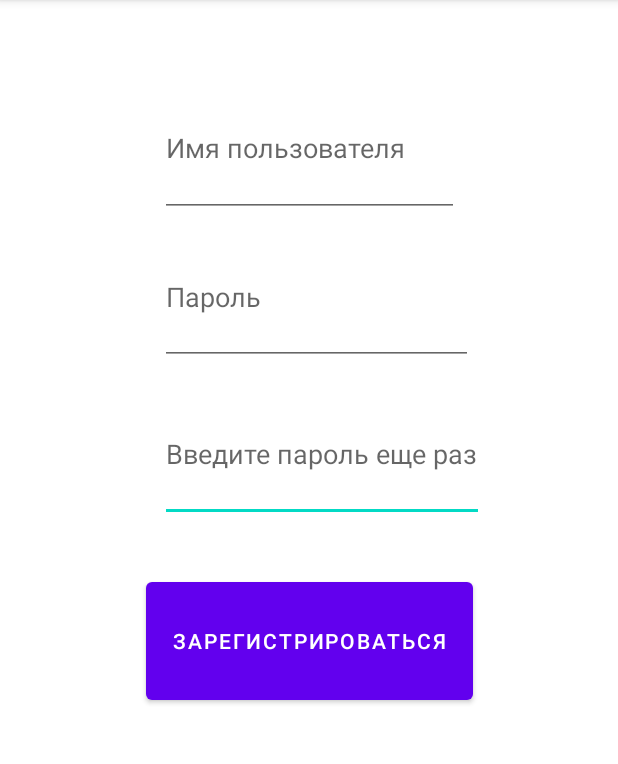
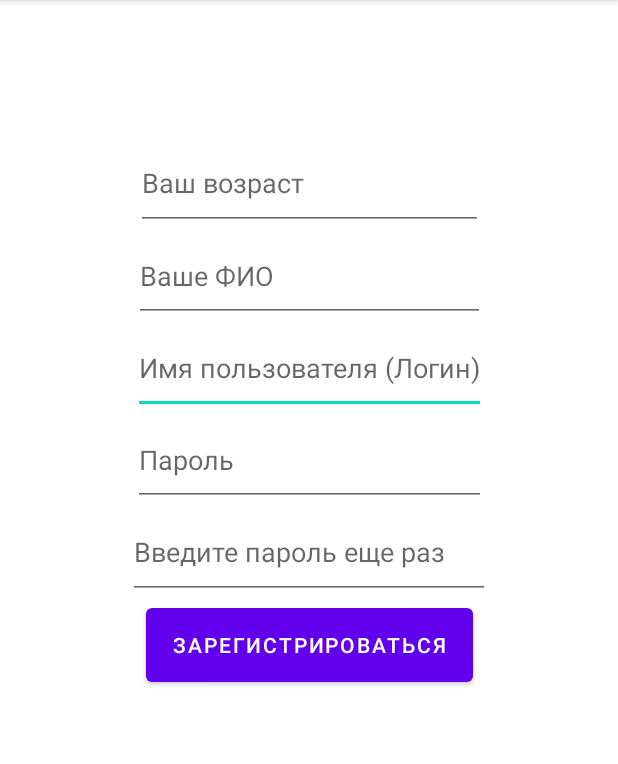
Before and after one commit to den1source/Application-for-booking-products, an Android app: the Registration screen opened directly, with no data from a screen before it, on a phone screen of 412 x 824 dp, the part 84-848 px from its top. Run offline under Robolectric (Android 15) with nearby library versions, the phone set to English and light mode, and no system bars.

Commit message:
add_start_activity

```diff
--- a/appbooking/app/src/main/java/ru/samsung/appbooking/Registration.java
+++ b/appbooking/app/src/main/java/ru/samsung/appbooking/Registration.java
@@ -12,7 +12,7 @@ import androidx.appcompat.app.AppCompatActivity;
 
 public class Registration extends AppCompatActivity {
 
-    TextView log, password;
+    TextView name, year, log, password, password_first, result_out;
     Button button;
 
     @SuppressLint("MissingInflatedId")
@@ -20,22 +20,35 @@ public class Registration extends AppCompatActivity {
     protected void onCreate(Bundle savedInstanceState) {
         super.onCreate(savedInstanceState);
         setContentView(R.layout.registration);
+        name=findViewById(R.id.editTextName);
+        year=findViewById(R.id.editTextNumber);
         button = findViewById(R.id.registration_butt);
         log = findViewById(R.id.reg_user);
         password = findViewById(R.id.reg_password);
+        password_first=findViewById(R.id.password);
+
+        result_out=findViewById(R.id.result_TEXT);
+
         View.OnClickListener listener = new View.OnClickListener() {
 
             @Override
             public void onClick(View v) {
-                if (password.length() != 0 && log.length() != 0) {
-                    Intent intent = new Intent(Registration.this, MainActivity.class);
-                    intent.putExtra("password", password.getText().toString());
-                    intent.putExtra("log", log.getText().toString());
-                    setResult(RESULT_OK, intent);
-                    finish();
+                if (password.length() != 0 && log.length() != 0 && name.length()!=0 && year.length()!=0) {
+                    if(password.equals(password_first)){
+                        result_out.setText("");
+                        Intent intent = new Intent(Registration.this, MainActivity.class);
+                        intent.putExtra("password", password.getText().toString());
+                        intent.putExtra("log", log.getText().toString());
+                        setResult(RESULT_OK, intent);
+                        finish();
+                    }
+                    else {
+                        result_out.setText("Пароли не совпадают!");
+                        result_out.setTextColor(Color.BLACK);
+                    }
                 } else {
-                    //result.setText("Заполните поля!");
-                    //result.setTextColor(Color.RED);
+                    result_out.setText("Заполните поля!");
+                    result_out.setTextColor(Color.RED);
                 }
             }
         };
--- /dev/null
+++ b/appbooking/app/src/main/java/ru/samsung/appbooking/add_data_for_registration.java
@@ -0,0 +1,4 @@
+package ru.samsung.appbooking;
+
+public class add_data_for_registration {
+}
--- /dev/null
+++ b/appbooking/app/src/main/java/ru/samsung/appbooking/check_data_for_enter_to_app.java
@@ -0,0 +1,4 @@
+package ru.samsung.appbooking;
+
+public class check_data_for_enter_to_app {
+}
--- a/appbooking/app/src/main/res/layout/registration.xml
+++ b/appbooking/app/src/main/res/layout/registration.xml
@@ -4,50 +4,108 @@
     xmlns:tools="http://schemas.android.com/tools"
     android:layout_width="match_parent"
     android:layout_height="match_parent"
-    tools:context=".MainActivity">
-
-    <EditText
-        android:id="@+id/reg_password_enter"
-        android:layout_width="216dp"
-        android:layout_height="0dp"
-        android:layout_marginBottom="33dp"
-        android:hint="Введите пароль еще раз"
-        app:layout_constraintBottom_toTopOf="@+id/registration_butt"
-        app:layout_constraintStart_toStartOf="@+id/reg_password"
-        app:layout_constraintTop_toBottomOf="@+id/reg_password" />
-
-    <EditText
-        android:id="@+id/reg_user"
-        android:layout_width="199dp"
-        android:layout_height="0dp"
-        android:layout_marginTop="53dp"
-        android:layout_marginBottom="8dp"
-        android:hint="Имя пользователя"
-        app:layout_constraintBottom_toTopOf="@+id/reg_password"
-        app:layout_constraintEnd_toEndOf="parent"
-        app:layout_constraintStart_toStartOf="parent"
-        app:layout_constraintTop_toTopOf="parent" />
-
-    <EditText
-        android:id="@+id/reg_password"
-        android:layout_width="0dp"
-        android:layout_height="0dp"
-        android:layout_marginBottom="14dp"
-        android:hint="Пароль"
-        app:layout_constraintBottom_toTopOf="@+id/reg_password_enter"
-        app:layout_constraintEnd_toEndOf="@+id/registration_butt"
-        app:layout_constraintStart_toStartOf="@+id/reg_user"
-        app:layout_constraintTop_toBottomOf="@+id/reg_user" />
+    tools:context=".MainActivity"
+    tools:layout_editor_absoluteX="6dp"
+    tools:layout_editor_absoluteY="72dp">
 
     <Button
         android:id="@+id/registration_butt"
         android:layout_width="218dp"
         android:layout_height="0dp"
-        android:layout_marginBottom="295dp"
+        android:layout_marginBottom="307dp"
         android:text="Зарегистрироваться"
         app:layout_constraintBottom_toBottomOf="parent"
         app:layout_constraintEnd_toEndOf="parent"
+        app:layout_constraintHorizontal_bias="0.5"
+        app:layout_constraintStart_toEndOf="@+id/result_TEXT"
         app:layout_constraintStart_toStartOf="parent"
         app:layout_constraintTop_toBottomOf="@+id/reg_password_enter"
         tools:ignore="TouchTargetSizeCheck" />
+
+    <TextView
+        android:id="@+id/result_TEXT"
+        android:layout_width="229dp"
+        android:layout_height="0dp"
+        android:layout_marginTop="30dp"
+        app:layout_constraintBottom_toTopOf="@+id/editTextNumber"
+        app:layout_constraintEnd_toEndOf="parent"
+        app:layout_constraintHorizontal_bias="0.5"
+        app:layout_constraintStart_toEndOf="@+id/editTextNumber"
+        app:layout_constraintStart_toStartOf="parent"
+        app:layout_constraintTop_toTopOf="parent" />
+
+    <EditText
+        android:id="@+id/reg_user"
+        android:layout_width="235dp"
+        android:layout_height="0dp"
+        android:hint="Имя пользователя (Логин)"
+        app:layout_constraintBottom_toTopOf="@+id/reg_password"
+        app:layout_constraintEnd_toEndOf="parent"
+        app:layout_constraintHorizontal_bias="0.5"
+        app:layout_constraintStart_toEndOf="@+id/reg_password_enter"
+        app:layout_constraintStart_toStartOf="parent"
+        app:layout_constraintTop_toBottomOf="@+id/editTextName" />
+
+    <EditText
+        android:id="@+id/reg_password"
+        android:layout_width="235dp"
+        android:layout_height="0dp"
+        android:ems="10"
+        android:hint="Пароль"
+        android:inputType="textPassword"
+        app:layout_constraintBottom_toTopOf="@+id/reg_password_enter"
+        app:layout_constraintEnd_toEndOf="parent"
+        app:layout_constraintHorizontal_bias="0.5"
+        app:layout_constraintStart_toEndOf="@+id/reg_user"
+        app:layout_constraintStart_toStartOf="parent"
+        app:layout_constraintTop_toBottomOf="@+id/reg_user" />
+
+    <EditText
+        android:id="@+id/reg_password_enter"
+        android:layout_width="241dp"
+        android:layout_height="0dp"
+        android:ems="10"
+        android:hint="Введите пароль еще раз"
+        android:inputType="textPassword"
+        app:layout_constraintBottom_toTopOf="@+id/registration_butt"
+        app:layout_constraintEnd_toEndOf="parent"
+        app:layout_constraintHorizontal_bias="0.5"
+        app:layout_constraintStart_toStartOf="parent"
+        app:layout_constraintTop_toBottomOf="@+id/reg_password" />
+
+    <androidx.constraintlayout.widget.Guideline
+        android:id="@+id/guideline"
+        android:layout_width="wrap_content"
+        android:layout_height="wrap_content"
+        android:orientation="vertical"
+        app:layout_constraintGuide_begin="20dp" />
+
+    <EditText
+        android:id="@+id/editTextName"
+        android:layout_width="234dp"
+        android:layout_height="0dp"
+        android:ems="10"
+        android:hint="Ваше ФИО"
+        android:inputType="textPersonName"
+        app:layout_constraintBottom_toTopOf="@+id/reg_user"
+        app:layout_constraintEnd_toEndOf="parent"
+        app:layout_constraintHorizontal_bias="0.5"
+        app:layout_constraintStart_toEndOf="@+id/reg_password"
+        app:layout_constraintStart_toStartOf="parent"
+        app:layout_constraintTop_toBottomOf="@+id/editTextNumber" />
+
+    <EditText
+        android:id="@+id/editTextNumber"
+        android:layout_width="231dp"
+        android:layout_height="0dp"
+        android:ems="10"
+        android:hint="Ваш возраст"
+        android:inputType="number"
+        app:layout_constraintBottom_toTopOf="@+id/editTextName"
+        app:layout_constraintEnd_toEndOf="parent"
+        app:layout_constraintHorizontal_bias="0.5"
+        app:layout_constraintStart_toEndOf="@+id/editTextName"
+        app:layout_constraintStart_toStartOf="parent"
+        app:layout_constraintTop_toBottomOf="@+id/result_TEXT" />
+
 </androidx.constraintlayout.widget.ConstraintLayout>
```
Also changed, not shown: appbooking/app/src/main/java/ru/samsung/appbooking/MainActivity.java (+31 -10 lines), appbooking/app/src/main/res/layout/activity_main.xml (+45 -14 lines).
